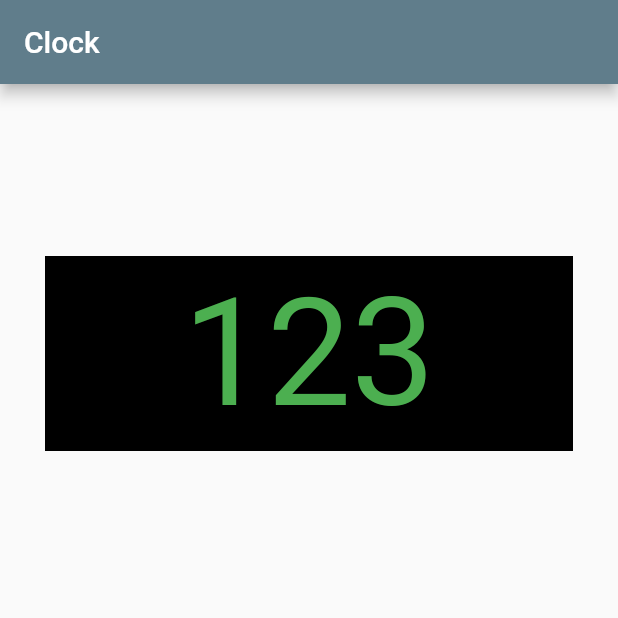
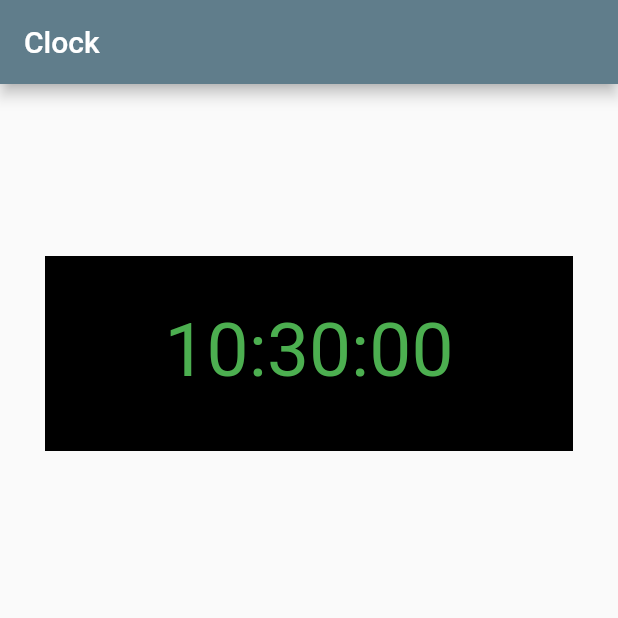
Before and after one commit to UsioZero/Flutter-clock, a Flutter app: the screen it shows after launch, on a phone screen of 412 x 824 dp, the top half of it. Run offline on Flutter 3.47's test engine with Material 2 defaults, Android fonts, the phone set to English and light mode, and no system bars.

```diff
--- a/lib/home_page_body.dart
+++ b/lib/home_page_body.dart
@@ -1,7 +1,6 @@
 import 'dart:ui';
 import 'package:flutter/material.dart';
 import 'package:intl/intl.dart';
-import 'package:intl/date_symbol_data_local.dart';
 
 class HomePageBody extends StatelessWidget{
   DateTime timeNow = DateTime.now();
@@ -14,11 +13,11 @@ class HomePageBody extends StatelessWidget{
          children: <Widget>[
            Container(
              child: Text(
-               '123',
+               timeFormat,
                style: TextStyle(
                  color: Colors.green,
                  height: 1,
-                 fontSize: 100
+                 fontSize: 50
                  ),
 
                ),
--- a/pubspec.yaml
+++ b/pubspec.yaml
@@ -21,6 +21,7 @@ environment:
   sdk: ">=2.7.0 <3.0.0"
 
 dependencies:
+  intl: ^0.15.7
   flutter:
     sdk: flutter
 
```
Also changed, not shown: pubspec.lock, 1 other file.
